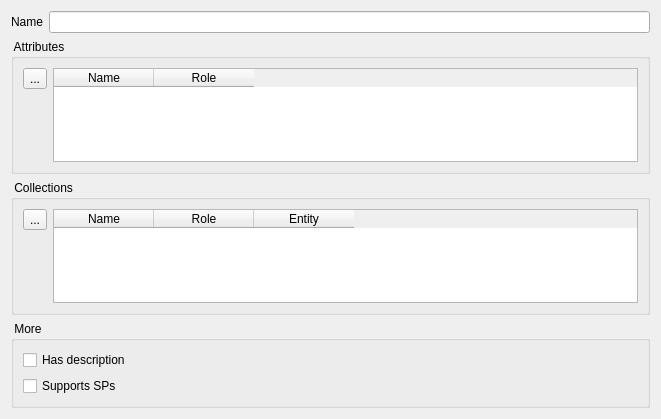
The window that src/gui/repo_RepositoryElementForm.ui (fritzone/ddm) describes before a commit, drawn with Qt 5.
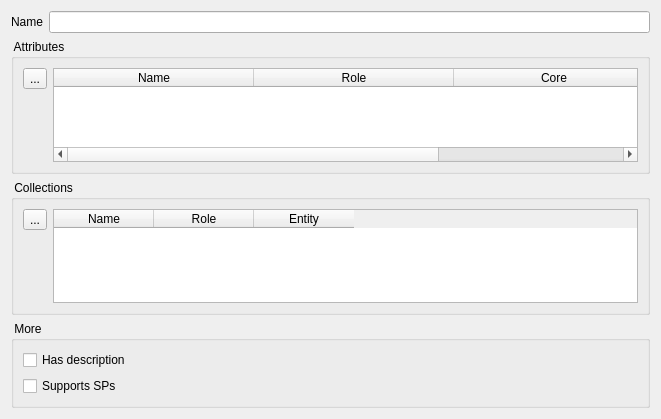
The same window after the commit. Icons and pictures are not drawn.

What changed in the file:
```diff
--- a/src/gui/repo_RepositoryElementForm.ui
+++ b/src/gui/repo_RepositoryElementForm.ui
@@ -72,6 +72,15 @@
       </item>
       <item>
        <widget class="QTableWidget" name="tblAttributes">
+        <attribute name="horizontalHeaderDefaultSectionSize">
+         <number>200</number>
+        </attribute>
+        <attribute name="horizontalHeaderMinimumSectionSize">
+         <number>100</number>
+        </attribute>
+        <attribute name="horizontalHeaderStretchLastSection">
+         <bool>false</bool>
+        </attribute>
         <column>
          <property name="text">
           <string>Name</string>
@@ -86,6 +95,11 @@
            <normaloff>:/images/actions/images/small/applications_engineering.png</normaloff>:/images/actions/images/small/applications_engineering.png</iconset>
          </property>
         </column>
+        <column>
+         <property name="text">
+          <string>Core</string>
+         </property>
+        </column>
        </widget>
       </item>
      </layout>
```
Left out of the diff: 29 changed lines with no effect on the pictures.
